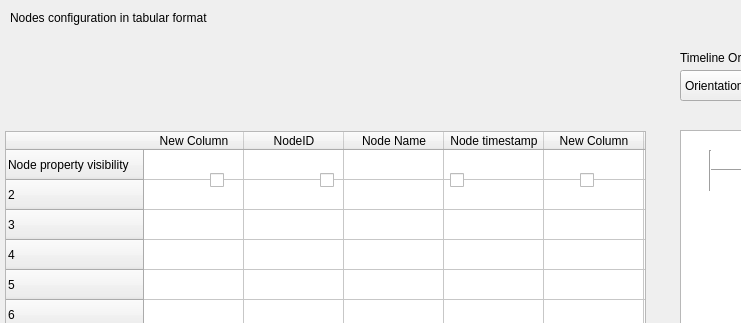
This is app/views/ui/PICK_NodeConfigGraphView.ui in galvarez6/pick-tool-team07-runtime-terror as Qt 5 draws it before an edit; both pictures show x 0 to 741 and y 0 to 323 of the 1362 by 805 pixel window. The edited form follows.
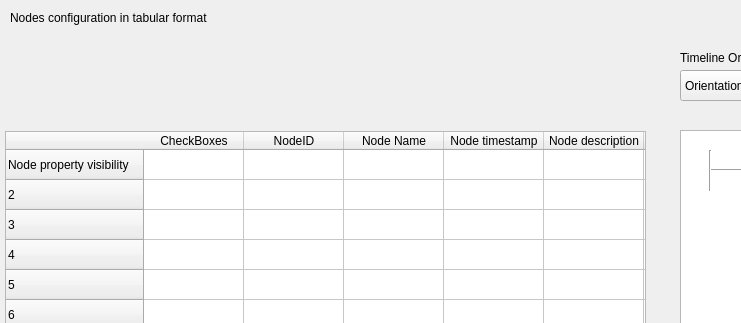
This is the edited form. Icons and pictures are not drawn.

Patch:
```diff
--- a/app/views/ui/PICK_NodeConfigGraphView.ui
+++ b/app/views/ui/PICK_NodeConfigGraphView.ui
@@ -270,7 +270,7 @@
    <row/>
    <column>
     <property name="text">
-     <string>New Column</string>
+     <string>CheckBoxes</string>
     </property>
    </column>
    <column>
@@ -288,11 +288,6 @@
      <string>Node timestamp</string>
     </property>
    </column>
-   <column>
-    <property name="text">
-     <string>New Column</string>
-    </property>
-   </column>
    <column>
     <property name="text">
      <string>Node description</string>
@@ -318,6 +313,11 @@
      <string>Icon type</string>
     </property>
    </column>
+   <column>
+    <property name="text">
+     <string>Source</string>
+    </property>
+   </column>
    <column>
     <property name="text">
      <string>Node visibility</string>
@@ -342,58 +342,6 @@
     <string>Nodes configuration in tabular format</string>
    </property>
   </widget>
-  <widget class="QCheckBox" name="checkBox">
-   <property name="geometry">
-    <rect>
-     <x>210</x>
-     <y>170</y>
-     <width>81</width>
-     <height>20</height>
-    </rect>
-   </property>
-   <property name="text">
-    <string/>
-   </property>
-  </widget>
-  <widget class="QCheckBox" name="checkBox_2">
-   <property name="geometry">
-    <rect>
-     <x>320</x>
-     <y>170</y>
-     <width>81</width>
-     <height>20</height>
-    </rect>
-   </property>
-   <property name="text">
-    <string/>
-   </property>
-  </widget>
-  <widget class="QCheckBox" name="checkBox_3">
-   <property name="geometry">
-    <rect>
-     <x>450</x>
-     <y>170</y>
-     <width>81</width>
-     <height>20</height>
-    </rect>
-   </property>
-   <property name="text">
-    <string/>
-   </property>
-  </widget>
-  <widget class="QCheckBox" name="checkBox_4">
-   <property name="geometry">
-    <rect>
-     <x>580</x>
-     <y>170</y>
-     <width>81</width>
-     <height>20</height>
-    </rect>
-   </property>
-   <property name="text">
-    <string/>
-   </property>
-  </widget>
  </widget>
  <resources/>
  <connections/>
```
